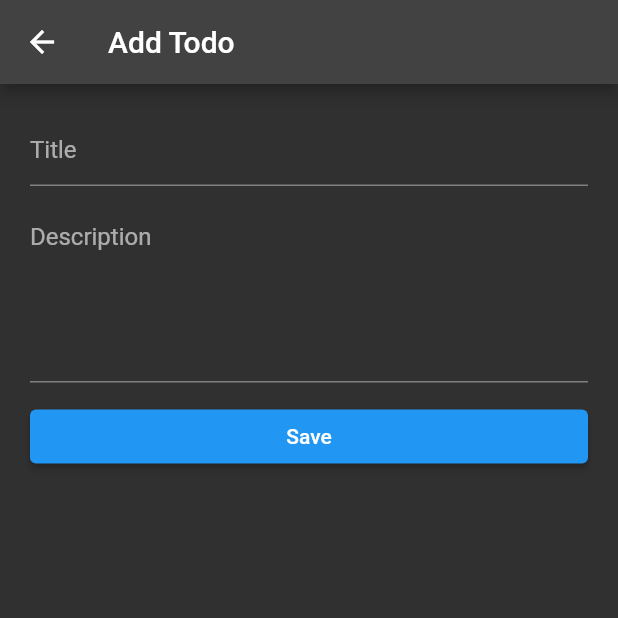
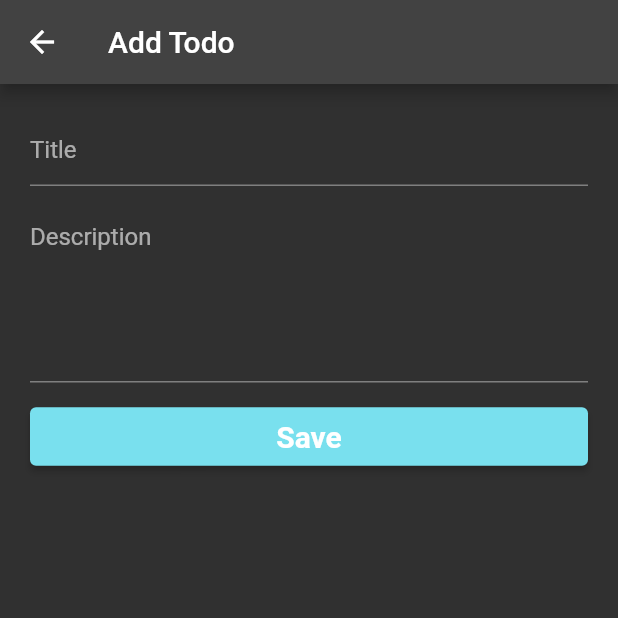
Before and after one commit to Navid-Rahman/ToDoApp_Flutter-REST_API-, a Flutter app: the screen it shows after launch, after a tap on "Add Todo", on a phone screen of 412 x 824 dp, the top half of it. Run offline on Flutter 3.47's test engine with Material 2 defaults, Android fonts, the phone set to English and light mode, and no system bars; network calls fail; statements that could not run were skipped.

Commit message:
GET Method applied and data are visible on the screen

```diff
--- a/lib/main.dart
+++ b/lib/main.dart
@@ -13,7 +13,7 @@ class MyApp extends StatelessWidget {
     return MaterialApp(
       theme: ThemeData.dark(),
       debugShowCheckedModeBanner: false,
-      home: HomePage(),
+      home: const HomePage(),
     );
   }
 }
--- a/lib/screens/add_task.dart
+++ b/lib/screens/add_task.dart
@@ -46,7 +46,16 @@ class _AddTodoPageState extends State<AddTodoPage> {
           ),
           ElevatedButton(
             onPressed: saveData,
-            child: const Text('Save'),
+            style: ElevatedButton.styleFrom(
+                backgroundColor: const Color(0xFF79E0EE),
+                padding: const EdgeInsets.all(8)),
+            child: const Text(
+              'Save',
+              style: TextStyle(
+                fontSize: 20,
+                fontWeight: FontWeight.bold,
+              ),
+            ),
           ),
         ],
       ),
--- a/lib/screens/home_page.dart
+++ b/lib/screens/home_page.dart
@@ -1,3 +1,5 @@
+import 'dart:convert';
+
 import 'package:flutter/material.dart';
 import 'package:todo_restapi_flutter/screens/add_task.dart';
 import 'package:http/http.dart' as http;
@@ -10,11 +12,49 @@ class HomePage extends StatefulWidget {
 }
 
 class _HomePageState extends State<HomePage> {
+  List items = [];
+  bool isLoading = true;
+
   @override
   void initState() {
-    // TODO: implement initState
     super.initState();
     fetchTodo();
+  }
+
+  void navigateToAddPage() {
+    final route = MaterialPageRoute(
+      builder: (context) => const AddTodoPage(),
+    );
+    Navigator.push(context, route);
+  }
+
+  Future<void> deleteById(String id) async {
+    // TODO: Delete the item
+    final url = '';
+    final uri = Uri.parse(url);
+    final response = await http.get(uri);
+
+    //TODO: Remove the item from the current list
+  }
+
+  // TODO: API GET Call
+
+  Future<void> fetchTodo() async {
+    const url = 'https://api.nstack.in/v1/todos?$id';
+    final uri = Uri.parse(url);
+    final response = await http.get(uri);
+
+    if (response.statusCode == 200) {
+      final json = jsonDecode(response.body) as Map;
+      final result = json['items'] as List;
+      setState(() {
+        items = result;
+      });
+    } else {}
+
+    setState(() {
+      isLoading = false;
+    });
   }
 
   @override
@@ -22,6 +62,52 @@ class _HomePageState extends State<HomePage> {
     return Scaffold(
       appBar: AppBar(
         title: const Text('Todo List'),
+      ),
+      body: Visibility(
+        visible: isLoading,
+        replacement: RefreshIndicator(
+          onRefresh: fetchTodo,
+          child: ListView.builder(
+            itemCount: items.length,
+            itemBuilder: (context, index) {
+              final item = items[index] as Map;
+              final id = item['_id'] as String;
+              return ListTile(
+                leading: CircleAvatar(
+                  child: Text('${index + 1}'),
+                ),
+                title: Text(
+                  item['title'],
+                ),
+                subtitle: Text(
+                  item['description'],
+                ),
+                trailing: PopupMenuButton(onSelected: (value) {
+                  if (value == 'edit') {
+                    // Edit page
+                  } else if (value == 'delete') {
+                    // Delete page
+                    deleteById(id);
+                  }
+                }, itemBuilder: (context) {
+                  return [
+                    const PopupMenuItem(
+                      child: Text('Edit'),
+                      value: 'edit',
+                    ),
+                    const PopupMenuItem(
+                      child: Text('Delete'),
+                      value: 'delete',
+                    ),
+                  ];
+                }),
+              );
+            },
+          ),
+        ),
+        child: const Center(
+          child: CircularProgressIndicator(),
+        ),
       ),
       floatingActionButton: FloatingActionButton.extended(
         onPressed: navigateToAddPage,
@@ -37,19 +123,4 @@ class _HomePageState extends State<HomePage> {
       ),
     );
   }
-
-  void navigateToAddPage() {
-    final route = MaterialPageRoute(
-      builder: (context) => const AddTodoPage(),
-    );
-    Navigator.push(context, route);
-  }
-
-  // TODO: API GET Call
-
-  Future<void> fetchTodo() async {
-    final url = 'https://api.nstack.in/v1/todos?page=1&limit=10';
-    final uri = Uri.parse(url);
-    final response = await http.get(uri);
-  }
 }
```
